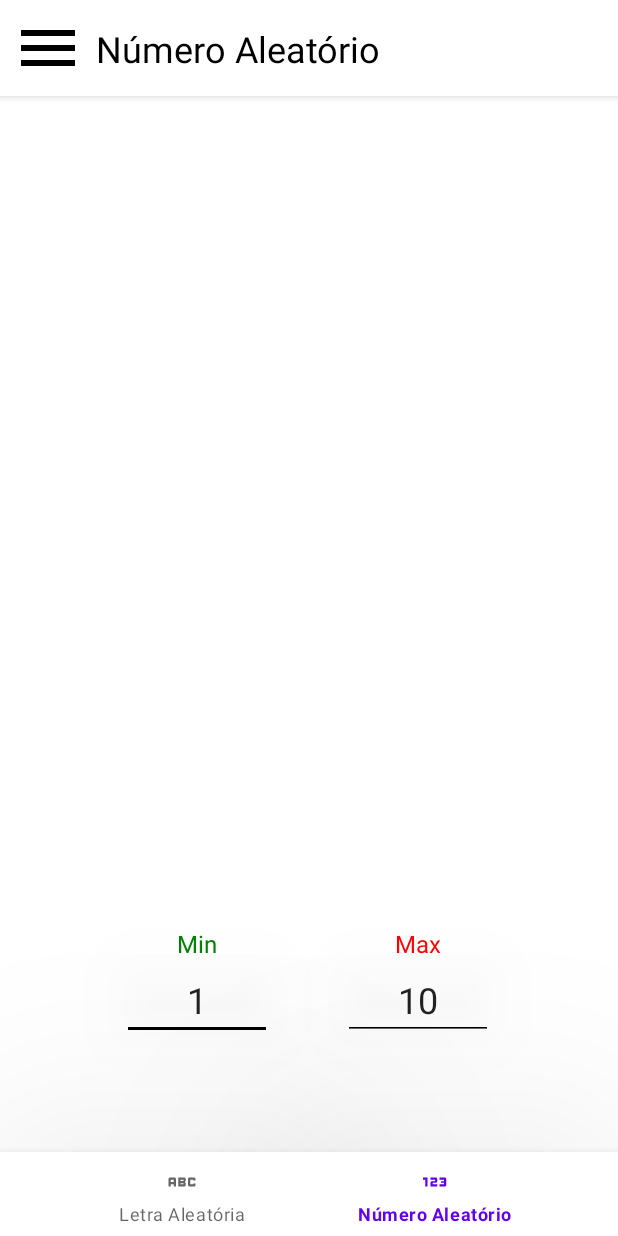
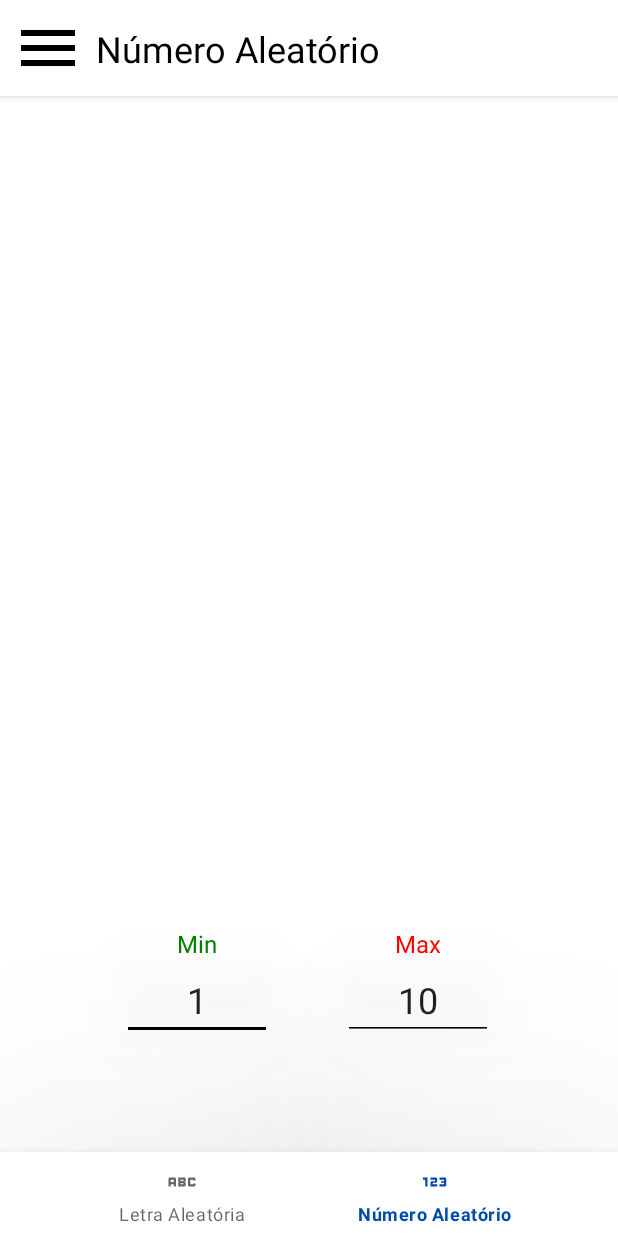
Before and after one commit to WRDelmanto/Papps, an Android app: the screen it shows after launch (MainActivity), in the side drawer, after a tap on "Número Aleatório", on a phone screen of 412 x 824 dp. Run offline under Robolectric (Android 15) with nearby library versions, the phone set to English and light mode, and no system bars.

Commit message:
Code Cleanup

```diff
--- a/app/src/main/java/com/wrdelmanto/papps/ui/home/HomeFragment.kt
+++ b/app/src/main/java/com/wrdelmanto/papps/ui/home/HomeFragment.kt
@@ -80,6 +80,7 @@ class HomeFragment : Fragment() {
     /**
      * Function created to test features.
      */
+    @Suppress("EmptyMethod")
     private fun test() {}
 
     private companion object {
--- a/app/src/main/java/com/wrdelmanto/papps/utils/ToastExtensions.kt
+++ b/app/src/main/java/com/wrdelmanto/papps/utils/ToastExtensions.kt
@@ -93,7 +93,7 @@ fun showNormalToast(context: Context, value: Any, duration: Int = LENGTH_SHORT)
  * Custom Toast
  *
  * @param context
- * @param text
+ * @param value
  * @param icon
  * @param tintColor
  * @param duration
--- a/app/src/main/res/layout/settings_empty_activity.xml
+++ b/app/src/main/res/layout/settings_empty_activity.xml
@@ -1,5 +1,5 @@
 <?xml version="1.0" encoding="utf-8"?>
-<FrameLayout xmlns:android="http://schemas.android.com/apk/res/android"
+<merge xmlns:android="http://schemas.android.com/apk/res/android"
     xmlns:tools="http://schemas.android.com/tools"
     android:id="@+id/settings_activity"
     android:layout_width="match_parent"
@@ -11,4 +11,4 @@
         android:layout_height="match_parent"
         tools:layout="@layout/settings_fragment">
     </androidx.fragment.app.FragmentContainerView>
-</FrameLayout>
+</merge>
--- a/app/src/main/res/values/colors.xml
+++ b/app/src/main/res/values/colors.xml
@@ -1,5 +1,6 @@
 <?xml version="1.0" encoding="utf-8"?>
 <resources>
+    <!-- System Colors -->
     <color name="main_background_color">@color/white</color>
     <color name="main_toolbar_color">@color/main_background_color</color>
     <color name="navigation_bar_color">@color/main_background_color</color>
@@ -8,7 +9,9 @@
 
     <!-- Base Colors -->
     <color name="color_primary">#004aad</color>
+    <color name="color_primary_variant">#005cd8</color>
     <color name="color_secondary">#8c52ff</color>
+    <color name="color_secondary_variant">#c4a6ff</color>
     <color name="general_button_background_tint">#f0f0f0</color>
     <color name="general_button_border_tint">#a8a8a8</color>
 
@@ -20,12 +23,14 @@
     <!-- Tip -->
     <color name="tip_orange">#FFC107</color>
 
-    <!-- System Colors -->
-    <color name="purple_200">#FFBB86FC</color>
-    <color name="purple_500">#FF6200EE</color>
-    <color name="purple_700">#FF3700B3</color>
-    <color name="teal_200">#FF03DAC5</color>
-    <color name="teal_700">#FF018786</color>
-    <color name="black">#FF000000</color>
-    <color name="white">#FFFFFFFF</color>
+    <!-- Colors -->
+    <color name="red">#FF0000</color>
+    <color name="orange">#FFA500</color>
+    <color name="yellow">#FFFF00</color>
+    <color name="green">#008000</color>
+    <color name="blue">#0000FF</color>
+    <color name="indigo">#4B0082</color>
+    <color name="violet">#EE82EE</color>
+    <color name="black">#000000</color>
+    <color name="white">#FFFFFF</color>
 </resources>
--- a/app/src/main/res/values/strings.xml
+++ b/app/src/main/res/values/strings.xml
@@ -46,7 +46,6 @@
     <string name="value_with_cipher">R\u0024 %1$s</string>
     <string name="value_with_percentage">%1$s \%%</string>
     <string name="score_separator">X</string>
-    <string name="click_here">Clique Aqui!</string>
     <string name="pve">PvE</string>
     <string name="pvp">PvP</string>
     <string name="clicks">Cliques</string>
@@ -66,7 +65,6 @@
 
     <!-- Tip -->
     <string name="tip_value_hint"><font size="14">Digite o valor da conta ex: R$ 37.50</font></string>
-    <string name="tip_zero_percentage">0 %</string>
     <string name="tip_total">Total</string>
     <string name="tip_no_input_found">Favor Digitar o Valor da Conta</string>
 
--- a/app/src/main/res/values/themes.xml
+++ b/app/src/main/res/values/themes.xml
@@ -1,16 +1,13 @@
+<?xml version="1.0" encoding="utf-8"?>
 <resources>
     <!-- Base application theme. -->
     <style name="Theme.Papps" parent="Theme.MaterialComponents.DayNight.NoActionBar">
-        <!-- Primary brand color. -->
-        <item name="colorPrimary">@color/purple_500</item>
-        <item name="colorPrimaryVariant">@color/purple_700</item>
+        <item name="colorPrimary">@color/color_primary</item>
+        <item name="colorPrimaryVariant">@color/color_primary_variant</item>
         <item name="colorOnPrimary">@color/white</item>
-        <!-- Secondary brand color. -->
-        <item name="colorSecondary">@color/teal_200</item>
-        <item name="colorSecondaryVariant">@color/teal_700</item>
+        <item name="colorSecondary">@color/color_secondary</item>
+        <item name="colorSecondaryVariant">@color/color_secondary_variant</item>
         <item name="colorOnSecondary">@color/black</item>
-        <!-- Status bar color. -->
         <item name="android:statusBarColor">@color/main_toolbar_color</item>
-        <!-- Customize your theme here. -->
     </style>
 </resources>
```
Also changed, not shown: app/src/main/res/drawable-v24/ic_launcher_foreground.xml (deleted, +0 -30 lines), app/src/main/res/drawable/color_background_primary_secondary.xml (deleted, +0 -8 lines).
